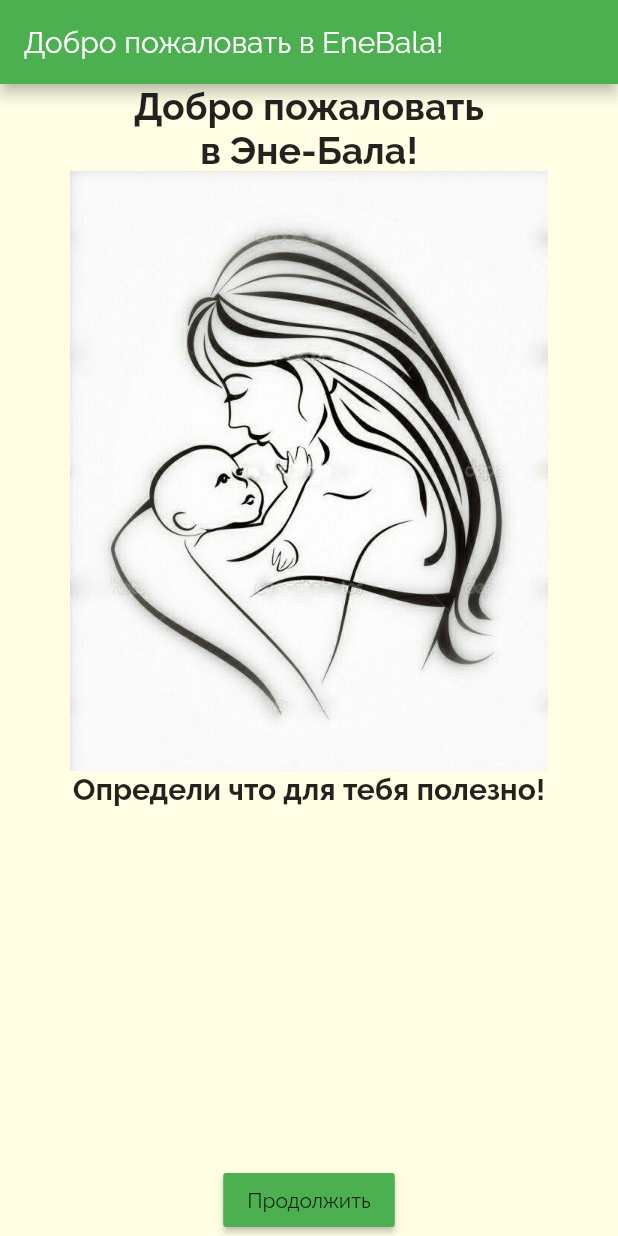
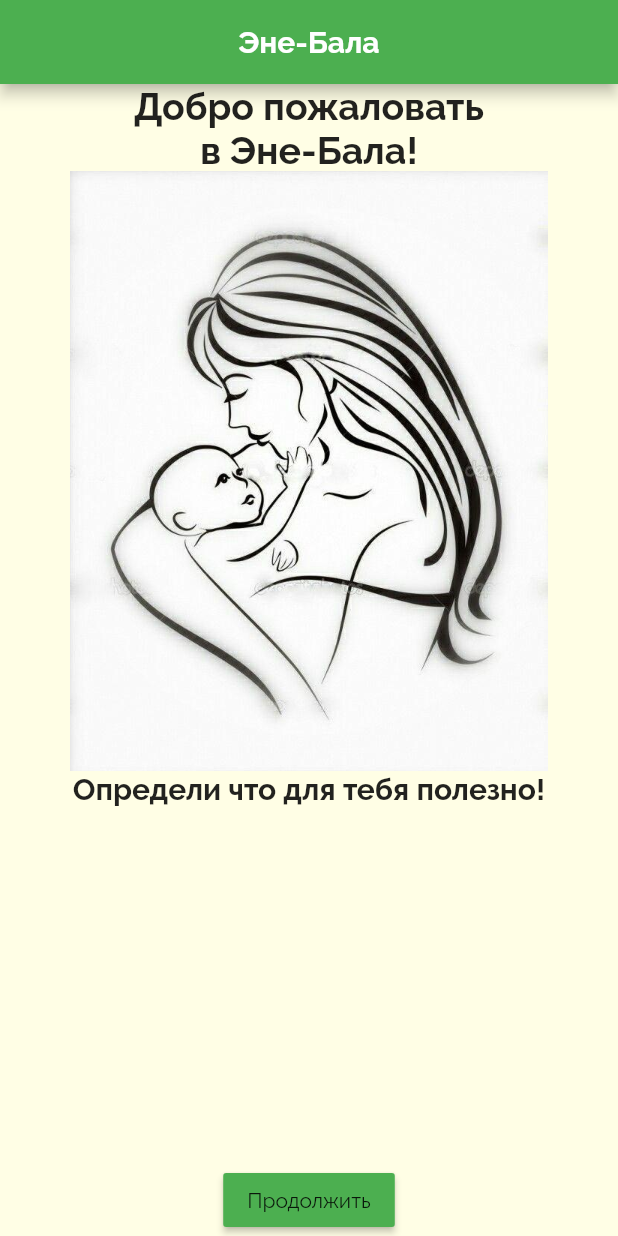
Before and after one commit to adjanybekov/flutter_EneBala, a Flutter app: the screen it shows after launch, on a phone screen of 412 x 824 dp. Run offline on Flutter 3.47's test engine with Material 2 defaults, Android fonts, the phone set to English and light mode, and no system bars; our stand-ins replace image_picker; missing offline and left inert: tree_view.

Commit message:
update: new small design changes

```diff
--- a/lib/screen_welcome.dart
+++ b/lib/screen_welcome.dart
@@ -14,7 +14,12 @@ class WelcomeScreen extends StatelessWidget {
 
     return Scaffold(
         appBar: AppBar(
-          title: Text("Добро пожаловать в EneBala!"),
+          centerTitle: true,
+          title: Text(
+            "Эне-Бала",
+            style: TextStyle(fontWeight: FontWeight.bold),
+            textAlign: TextAlign.center,
+          ),
         ),
         body: Center(
           child: Column(
--- a/lib/widgets/RecommendationItem.dart
+++ b/lib/widgets/RecommendationItem.dart
@@ -27,7 +27,8 @@ class _RecommendationItemState extends State<RecommendationItem> {
       borderRadius: BorderRadius.circular(10),
       color: Colors.amber,
       image: DecorationImage(
-          fit: BoxFit.cover, image: NetworkImage(recommendation.imageUrl)),
+          fit: BoxFit.cover,
+          image: AssetImage("assets/images/" + recommendation.imageUrl)),
     ));
     // return ListTile(
     //     title: Row(
--- a/pubspec.yaml
+++ b/pubspec.yaml
@@ -49,6 +49,7 @@ flutter:
     - assets/images/welcome.jpg
     - assets/images/welcome2.jpg
     - assets/images/welcome3.jpg
+    - assets/images/
   #   - images/a_dot_ham.jpeg
   # An image asset can refer to one or more resolution-specific "variants", see
   # https://flutter.dev/assets-and-images/#resolution-aware.
```
Also changed, not shown: lib/widgets/RecommendationList.dart (+10 -16 lines), assets/images/grechka.jpg (added), assets/images/kotlety.jpg (added), assets/images/kukuruza.jpg (added), assets/images/kurinyiSup.jpg (added), assets/images/kymyz.jpg (added), assets/images/ogurcy.jpg (added), assets/images/uha.jpg (added), assets/images/yabloko.jpg (added).
